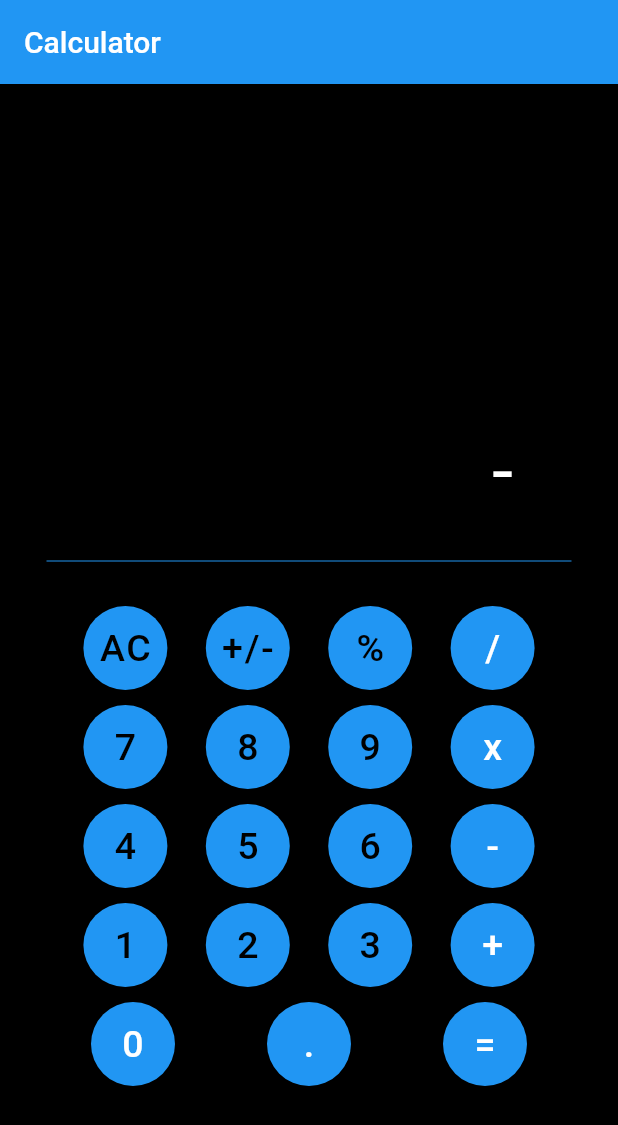
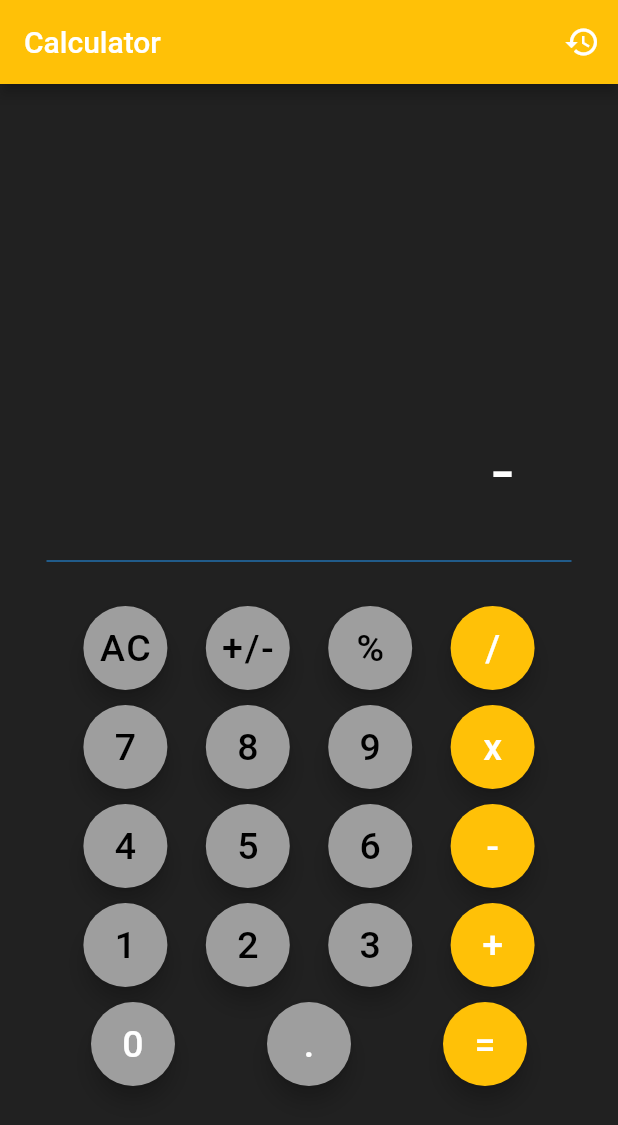
Before and after one commit to jawadRezaei10/simple-calculator, a Flutter app: the screen it shows after launch, after a tap on "+/-", on a phone screen of 412 x 824 dp. Shown: the top 1125 px of the screen. Run offline on Flutter 3.47's test engine with Material 2 defaults, Android fonts, the phone set to English and light mode, and no system bars; our stand-ins replace hive; accounts and stored records are empty.

Commit message:
Update main.dart

```diff
--- a/lib/main.dart
+++ b/lib/main.dart
@@ -1,6 +1,12 @@
 import 'package:flutter/material.dart';
+import 'package:hive/hive.dart';
+import 'package:path_provider/path_provider.dart';
+import 'package:simple_calculator/history.dart';
 
-void main() {
+void main() async {
+  WidgetsFlutterBinding.ensureInitialized();
+  final directory = await getApplicationDocumentsDirectory();
+  Hive.init(directory.path);
   runApp(const MyApp());
 }
 
@@ -24,10 +30,23 @@ class Calculator extends StatefulWidget {
 }
 
 class _CalculatorState extends State<Calculator> {
+  late final Box<List<String>> history;
+  late List<String> calcs;
+
+  @override
+  void initState() {
+    super.initState();
+    Future.delayed(Duration.zero, () async {
+      history = await Hive.openBox<List<String>>('history');
+      calcs = history.get('calcs') ?? [];
+    });
+  }
+
   dynamic displaytxt = 20;
   Widget calcButton(String btntxt, Color btncolor, Color txtcolor) {
     return Container(
       child: FloatingActionButton(
+        backgroundColor: btncolor,
         onPressed: () {
           calculation(btntxt);
         },
@@ -42,10 +61,19 @@ class _CalculatorState extends State<Calculator> {
   @override
   Widget build(BuildContext context) {
     return Scaffold(
-      backgroundColor: Colors.black,
+      backgroundColor: Colors.grey.shade900,
       appBar: AppBar(
         title: const Text('Calculator'),
-        backgroundColor: Colors.blue,
+        backgroundColor: Colors.amber,
+        actions: [
+          IconButton(
+            icon: Icon(Icons.history),
+            onPressed: () {
+              Navigator.of(context).push(
+                  MaterialPageRoute(builder: (context) => HistoryScreen()));
+            },
+          )
+        ],
       ),
       body: Padding(
         padding: EdgeInsets.symmetric(horizontal: 30),
@@ -127,6 +155,7 @@ class _CalculatorState extends State<Calculator> {
               mainAxisAlignment: MainAxisAlignment.spaceAround,
               children: [
                 FloatingActionButton(
+                  backgroundColor: Colors.grey,
                   onPressed: () {
                     calculation('0');
                   },
@@ -156,6 +185,16 @@ class _CalculatorState extends State<Calculator> {
   dynamic finalResult = '';
   dynamic opr = '';
   dynamic preOpr = '';
+
+  void saveResult(String result) {
+    print("saving");
+    if (finalResult != '' && opr != '') {
+      print("saved");
+      calcs.add('$numOne ${opr == '=' ? preOpr : opr} $numTwo = $result');
+      history.put('calcs', calcs);
+    }
+  }
+
   void calculation(btnText) {
     if (btnText == 'AC') {
       text = '0';
@@ -198,6 +237,7 @@ class _CalculatorState extends State<Calculator> {
       preOpr = opr;
       opr = btnText;
       result = '';
+      // if (btnText == '=') saveResult();
     } else if (btnText == '%') {
       result = numOne / 100;
       finalResult = doesContainDecimal(result);
@@ -223,24 +263,31 @@ class _CalculatorState extends State<Calculator> {
 
   String add() {
     result = (numOne + numTwo).toString();
+    saveResult(result);
     numOne = double.parse(result);
     return doesContainDecimal(result);
   }
 
   String sub() {
     result = (numOne - numTwo).toString();
+    saveResult(result);
+
     numOne = double.parse(result);
     return doesContainDecimal(result);
   }
 
   String mul() {
     result = (numOne * numTwo).toString();
+    saveResult(result);
+
     numOne = double.parse(result);
     return doesContainDecimal(result);
   }
 
   String div() {
     result = (numOne / numTwo).toString();
+    saveResult(result);
+
     numOne = double.parse(result);
     return doesContainDecimal(result);
   }
```
